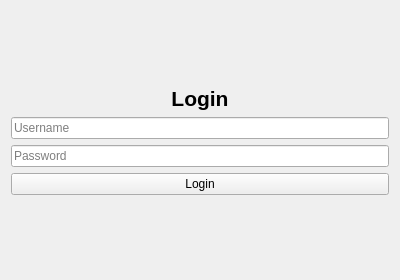
This is ui/page2.ui in Thisyath/tubes- as Qt 5 draws it before an edit. The edited form follows.
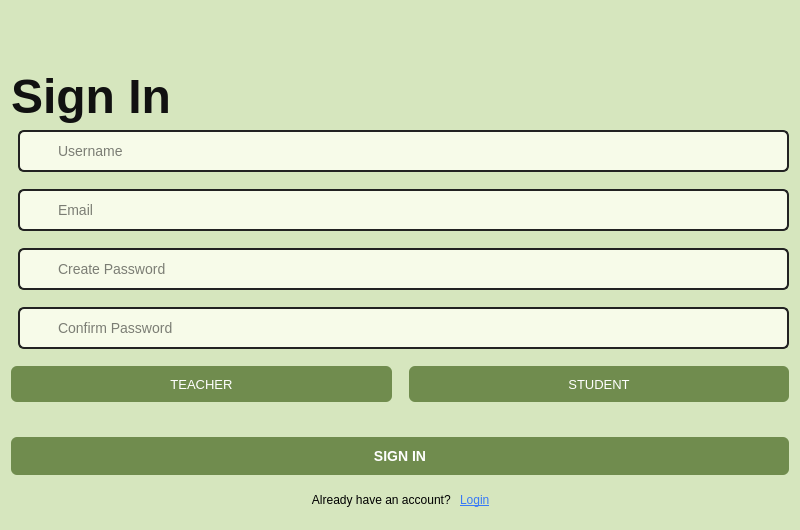
This is the edited form. Icons and pictures are not drawn.

Commit message: ui masih berantakan

```diff
--- a/ui/page2.ui
+++ b/ui/page2.ui
@@ -1,95 +1,331 @@
 <?xml version="1.0" encoding="UTF-8"?>
 <ui version="4.0">
- <class>Page2</class>
- <widget class="QWidget" name="Page2">
+ <class>SignInPage</class>
+ <widget class="QWidget" name="SignInPage">
   <property name="geometry">
    <rect>
     <x>0</x>
     <y>0</y>
-    <width>400</width>
-    <height>280</height>
+    <width>800</width>
+    <height>530</height>
    </rect>
   </property>
-  <property name="windowTitle">
-   <string>Login</string>
+  <property name="styleSheet">
+   <string notr="true">
+QWidget {
+    background-color: #d6e6be;
+    font-family: Arial;
+}
+QLabel#titleLabel {
+    font-size: 48px;
+    font-weight: 500;
+    color: #111;
+}
+QLineEdit {
+    border: 2px solid #222;
+    border-radius: 6px;
+    font-size: 14px;
+    padding: 10px 10px 10px 36px;
+    background-color: #f7fbe9;
+}
+QPushButton {
+    background-color: #708c4e;
+    color: #fff;
+    font-size: 13px;
+    font-family: Arial;
+    border-radius: 6px;
+    height: 36px;
+}
+QPushButton#btnSignIn {
+    min-height: 38px;
+    font-weight: bold;
+    font-size: 14px;
+    margin-top: 18px;
+}
+QPushButton:hover {
+    background-color: #586f3e;
+}
+QLabel#linkLogin {
+    color: #3779f7;
+    text-decoration: underline;
+}
+   </string>
   </property>
-  <layout class="QVBoxLayout" name="verticalLayout">
+  <layout class="QVBoxLayout" name="mainVLayout">
+   <property name="alignment">
+    <set>Qt::AlignTop|Qt::AlignHCenter</set>
+   </property>
    <item>
-    <spacer name="verticalSpacerTop">
+    <spacer name="topSpacer">
      <property name="orientation">
       <enum>Qt::Vertical</enum>
      </property>
      <property name="sizeHint" stdset="0">
       <size>
        <width>20</width>
-       <height>20</height>
+       <height>30</height>
       </size>
      </property>
     </spacer>
    </item>
    <item>
-    <widget class="QLabel" name="labelTitle">
+    <widget class="QLabel" name="titleLabel">
      <property name="text">
-      <string>Login</string>
+      <string>Sign In</string>
+     </property>
+     <property name="objectName">
+      <string>titleLabel</string>
      </property>
      <property name="alignment">
-      <set>Qt::AlignHCenter|Qt::AlignVCenter</set>
+      <set>Qt::AlignLeft|Qt::AlignVCenter</set>
      </property>
-     <property name="font">
-      <font>
-       <pointsize>16</pointsize>
-       <weight>75</weight>
-       <bold>true</bold>
-      </font>
-     </property>
-    </widget>
-   </item>
-   <item>
-    <widget class="QLineEdit" name="lineUsername">
-     <property name="placeholderText">
-      <string>Username</string>
-     </property>
      <property name="minimumHeight">
-      <number>36</number>
+      <number>60</number>
      </property>
     </widget>
    </item>
    <item>
-    <widget class="QLineEdit" name="linePassword">
-     <property name="placeholderText">
-      <string>Password</string>
+    <layout class="QVBoxLayout" name="formVLayout">
+     <property name="spacing">
+      <number>17</number>
      </property>
-     <property name="echoMode">
-      <enum>QLineEdit::Password</enum>
-     </property>
-     <property name="minimumHeight">
-      <number>36</number>
-     </property>
-    </widget>
+     <item>
+      <widget class="QWidget" name="userWidget" native="true">
+       <layout class="QHBoxLayout" name="userHLayout">
+        <property name="spacing">
+         <number>0</number>
+        </property>
+        <property name="margin">
+         <number>0</number>
+        </property>
+        <item>
+         <widget class="QLabel" name="iconUser">
+          <property name="minimumWidth">
+           <number>30</number>
+          </property>
+          <property name="alignment">
+           <set>Qt::AlignCenter</set>
+          </property>
+          <property name="pixmap">
+           <pixmap>../assets/icon_user.png</pixmap>
+          </property>
+         </widget>
+        </item>
+        <item>
+         <widget class="QLineEdit" name="lineUsername">
+          <property name="placeholderText">
+           <string>Username</string>
+          </property>
+          <property name="minimumHeight">
+           <number>36</number>
+          </property>
+         </widget>
+        </item>
+       </layout>
+      </widget>
+     </item>
+     <item>
+      <widget class="QWidget" name="emailWidget" native="true">
+       <layout class="QHBoxLayout" name="emailHLayout">
+        <property name="spacing">
+         <number>0</number>
+        </property>
+        <property name="margin">
+         <number>0</number>
+        </property>
+        <item>
+         <widget class="QLabel" name="iconEmail">
+          <property name="minimumWidth">
+           <number>30</number>
+          </property>
+          <property name="alignment">
+           <set>Qt::AlignCenter</set>
+          </property>
+          <property name="pixmap">
+           <pixmap>../assets/icon_mail.png</pixmap>
+          </property>
+         </widget>
+        </item>
+        <item>
+         <widget class="QLineEdit" name="lineEmail">
+          <property name="placeholderText">
+           <string>Email</string>
+          </property>
+          <property name="minimumHeight">
+           <number>36</number>
+          </property>
+         </widget>
+        </item>
+       </layout>
+      </widget>
+     </item>
+     <item>
+      <widget class="QWidget" name="passwordWidget" native="true">
+       <layout class="QHBoxLayout" name="passwordHLayout">
+        <property name="spacing">
+         <number>0</number>
+        </property>
+        <property name="margin">
+         <number>0</number>
+        </property>
+        <item>
+         <widget class="QLabel" name="iconPassword">
+          <property name="minimumWidth">
+           <number>30</number>
+          </property>
+          <property name="alignment">
+           <set>Qt::AlignCenter</set>
+          </property>
+          <property name="pixmap">
+           <pixmap>../assets/icon_lock.png</pixmap>
+          </property>
+         </widget>
+        </item>
+        <item>
+         <widget class="QLineEdit" name="linePassword">
+          <property name="placeholderText">
+           <string>Create Password</string>
+          </property>
+          <property name="minimumHeight">
+           <number>36</number>
+          </property>
+          <property name="echoMode">
+           <enum>QLineEdit::Password</enum>
+          </property>
+         </widget>
+        </item>
+       </layout>
+      </widget>
+     </item>
+     <item>
+      <widget class="QWidget" name="confirmWidget" native="true">
+       <layout class="QHBoxLayout" name="confirmHLayout">
+        <property name="spacing">
+         <number>0</number>
+        </property>
+        <property name="margin">
+         <number>0</number>
+        </property>
+        <item>
+         <widget class="QLabel" name="iconConfirm">
+          <property name="minimumWidth">
+           <number>30</number>
+          </property>
+          <property name="alignment">
+           <set>Qt::AlignCenter</set>
+          </property>
+          <property name="pixmap">
+           <pixmap>../assets/icon_lock.png</pixmap>
+          </property>
+         </widget>
+        </item>
+        <item>
+         <widget class="QLineEdit" name="lineConfirmPassword">
+          <property name="placeholderText">
+           <string>Confirm Password</string>
+          </property>
+          <property name="minimumHeight">
+           <number>36</number>
+          </property>
+          <property name="echoMode">
+           <enum>QLineEdit::Password</enum>
+          </property>
+         </widget>
+        </item>
+       </layout>
+      </widget>
+     </item>
+     <item>
+      <layout class="QHBoxLayout" name="roleHLayout">
+       <item>
+        <widget class="QPushButton" name="btnTeacher">
+         <property name="text">
+          <string>TEACHER</string>
+         </property>
+         <property name="minimumWidth">
+          <number>180</number>
+         </property>
+        </widget>
+       </item>
+       <item>
+        <widget class="QPushButton" name="btnStudent">
+         <property name="text">
+          <string>STUDENT</string>
+         </property>
+         <property name="minimumWidth">
+          <number>180</number>
+         </property>
+        </widget>
+       </item>
+      </layout>
+     </item>
+     <item>
+      <widget class="QPushButton" name="btnSignIn">
+       <property name="text">
+        <string>SIGN IN</string>
+       </property>
+       <property name="minimumHeight">
+        <number>38</number>
+       </property>
+      </widget>
+     </item>
+    </layout>
    </item>
    <item>
-    <widget class="QPushButton" name="btnLogin">
-     <property name="text">
-      <string>Login</string>
-     </property>
-     <property name="minimumHeight">
-      <number>36</number>
-     </property>
+    <widget class="QWidget" name="footerWidget" native="true">
+     <layout class="QHBoxLayout" name="footerHLayout">
+      <item>
+       <spacer name="footerSpacer">
+        <property name="orientation">
+         <enum>Qt::Horizontal</enum>
+        </property>
+        <property name="sizeHint" stdset="0">
+         <size>
+          <width>180</width>
+          <height>20</height>
+         </size>
+        </property>
+       </spacer>
+      </item>
+      <item>
+       <widget class="QLabel" name="footerLabel">
+        <property name="text">
+         <string>Already have an account? </string>
+        </property>
+        <property name="alignment">
+         <set>Qt::AlignRight|Qt::AlignVCenter</set>
+        </property>
+       </widget>
+      </item>
+      <item>
+       <widget class="QLabel" name="linkLogin">
+        <property name="text">
+         <string>Login</string>
+        </property>
+        <property name="objectName">
+         <string>linkLogin</string>
+        </property>
+        <property name="alignment">
+         <set>Qt::AlignLeft|Qt::AlignVCenter</set>
+        </property>
+       </widget>
+      </item>
+      <item>
+       <spacer name="footerSpacer2">
+        <property name="orientation">
+         <enum>Qt::Horizontal</enum>
+        </property>
+        <property name="sizeHint" stdset="0">
+         <size>
+          <width>180</width>
+          <height>20</height>
+         </size>
+        </property>
+       </spacer>
+      </item>
+     </layout>
     </widget>
    </item>
-   <item>
-    <spacer name="verticalSpacerBottom">
-     <property name="orientation">
-      <enum>Qt::Vertical</enum>
-     </property>
-     <property name="sizeHint" stdset="0">
-      <size>
-       <width>20</width>
-       <height>20</height>
-      </size>
-     </property>
-    </spacer>
-   </item>
   </layout>
  </widget>
  <resources/>
```
The commit also changes 7 other files.
